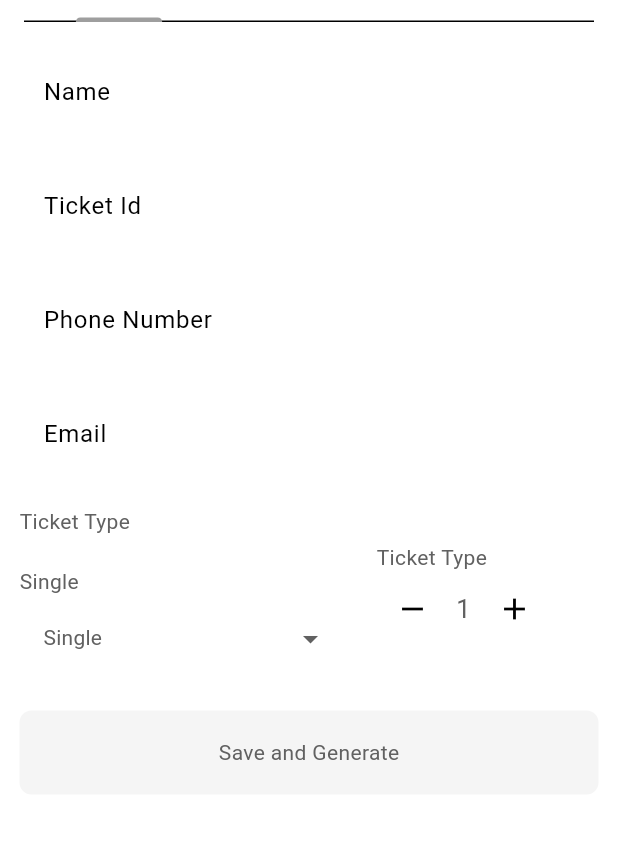
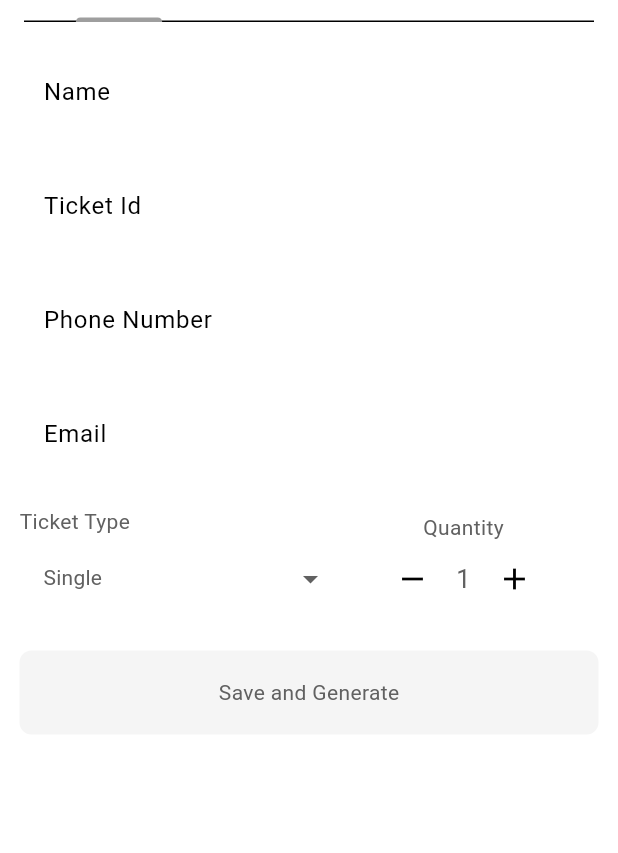
Before and after one commit to ShadrackOngera/empire_ent, a Flutter app: the screen it shows once a user with an empty profile is signed in, after a tap on the "remove" icon, on a phone screen of 412 x 824 dp, the part 56-909 px from its top. Run offline on Flutter 3.47's test engine with Material 3 defaults, Android fonts, the phone set to English and light mode, and no system bars; our stand-ins replace cloud_firestore, firebase_auth, firebase_core, get, pdf, qr_flutter and 1 more; missing offline and left inert: file_saver, flutter_barcode_scanner; accounts and stored records are empty.

Commit message:
solved error on saving the correct data

```diff
--- a/lib/controllers/database_controller.dart
+++ b/lib/controllers/database_controller.dart
@@ -31,7 +31,8 @@ class DatabaseController extends GetxController {
     String ticketId,
     String phoneNumber,
     String email,
-
+    String ticketType,
+    int quantity,
   ) async {
     // Get reference to the collection
     final ticketsCollection = FirebaseFirestore.instance.collection('tickets');
@@ -51,8 +52,8 @@ class DatabaseController extends GetxController {
           'Ticket Id': ticketId,
           'Phone Number': phoneNumber,
           'Email': email,
-          'Ticket Type': currentTicketType.value,
-          'Quantity': currentQuantity.value,
+          'Ticket Type': ticketType,
+          'Quantity': quantity,
           'Attended': false,
         });
         return true;
--- a/lib/pages/generate_tab.dart
+++ b/lib/pages/generate_tab.dart
@@ -80,8 +80,6 @@ class _GenerateTabState extends State<GenerateTab> {
     databaseController.currentTicketId.value = ticketIdController.text;
     databaseController.currentEmail.value = emailController.text;
     databaseController.currentPhoneNumber.value = phoneNumberController.text;
-    // databaseController.currentQuantity.value = quantityController.text;
-    databaseController.currentTicketType.value = ticketTypeController.text;
     if (saveDetailsKey.currentState!.validate()) {
       DatabaseController()
           .saveTicket(
@@ -89,8 +87,8 @@ class _GenerateTabState extends State<GenerateTab> {
         ticketIdController.text,
         phoneNumberController.text,
         emailController.text,
-        // ticketTypeController.text,
-        // quantityController.text,
+        databaseController.currentTicketType.value,
+        databaseController.currentQuantity.value,
       )
           .then(
         (value) async {
@@ -166,6 +164,7 @@ class _GenerateTabState extends State<GenerateTab> {
                     height: 20,
                   ),
                   Row(
+                    crossAxisAlignment: CrossAxisAlignment.center,
                     children: [
                       SizedBox(
                         width: MediaQuery.of(context).size.width * .5,
@@ -177,19 +176,31 @@ class _GenerateTabState extends State<GenerateTab> {
                               color:
                                   Theme.of(context).colorScheme.inversePrimary,
                             ),
-                            const SizedBox(
-                              height: 20,
-                            ),
-                            Obx(
-                              () => PrimaryText(
-                                text:
-                                    databaseController.currentTicketType.value,
-                                color: Theme.of(context)
-                                    .colorScheme
-                                    .inversePrimary,
-                              ),
-                            ),
                             DropdownButtonFormField<String>(
+                              value: list.contains(databaseController
+                                      .currentTicketType.value)
+                                  ? databaseController.currentTicketType.value
+                                  : 'Single',
+                              isExpanded: true,
+                              onChanged: (value) {
+                                print('value: $value');
+                                databaseController.currentTicketType.value =
+                                    value!;
+                                print(
+                                    'object value: ${databaseController.currentTicketType.value}');
+                              },
+                              items: list.map<DropdownMenuItem<String>>(
+                                  (String value) {
+                                return DropdownMenuItem<String>(
+                                  value: value,
+                                  child: PrimaryText(
+                                    text: value,
+                                    color: Theme.of(context)
+                                        .colorScheme
+                                        .inversePrimary,
+                                  ),
+                                );
+                              }).toList(),
                               decoration: InputDecoration(
                                 hintStyle: TextStyle(
                                   color: Theme.of(context)
@@ -211,37 +222,16 @@ class _GenerateTabState extends State<GenerateTab> {
                                   ),
                                 ),
                               ),
-                              value: dropdownValue,
-                              isExpanded: true,
-                              onChanged: (value) {
-                                setState(() {
-                                  dropdownValue = value!;
-                                  databaseController.currentTicketType.value =
-                                      value;
-                                });
-                              },
-                              items: list.map<DropdownMenuItem<String>>(
-                                  (String value) {
-                                return DropdownMenuItem<String>(
-                                  value: value,
-                                  child: PrimaryText(
-                                    text: value,
-                                    color: Theme.of(context)
-                                        .colorScheme
-                                        .inversePrimary,
-                                  ),
-                                );
-                              }).toList(),
                             ),
                           ],
                         ),
                       ),
                       Spacer(),
                       Column(
-                        crossAxisAlignment: CrossAxisAlignment.start,
+                        crossAxisAlignment: CrossAxisAlignment.center,
                         children: [
                           PrimaryText(
-                            text: 'Ticket Type',
+                            text: 'Quantity',
                             color: Theme.of(context).colorScheme.inversePrimary,
                           ),
                           QuantitySelector(
@@ -293,6 +283,7 @@ class _GenerateTabState extends State<GenerateTab> {
     await tempFile.writeAsBytes(bytes);
 
     final image = pw.MemoryImage(tempFile.readAsBytesSync());
+    final String ticketType = databaseController.currentTicketType.value;
     pw.TextStyle textStyle = pw.TextStyle(
       color: const PdfColor.fromInt(0xFF00004d),
       fontSize: 13,
--- a/lib/widgets/quantity_selector.dart
+++ b/lib/widgets/quantity_selector.dart
@@ -22,13 +22,12 @@ class QuantitySelector extends StatefulWidget {
 }
 
 class _QuantitySelectorState extends State<QuantitySelector> {
-  int _quantity = 1;
+  // int _quantity = 1;
   final DatabaseController databaseController = Get.put(DatabaseController());
 
   @override
   void initState() {
     super.initState();
-    _quantity = widget.initialValue;
     databaseController.currentQuantity.value = widget.initialValue;
   }
 
@@ -41,35 +40,31 @@ class _QuantitySelectorState extends State<QuantitySelector> {
         IconButton(
           icon: Icon(Icons.remove),
           onPressed: () {
-            setState(() {
-              if (_quantity > widget.minValue) {
-                _quantity--;
-                widget.onChanged(_quantity);
-                databaseController.currentQuantity.value = _quantity;
-              }
-            });
+            if (databaseController.currentQuantity.value > widget.minValue) {
+              databaseController.currentQuantity.value--;
+              widget.onChanged(databaseController.currentQuantity.value);
+            }
           },
         ),
         SizedBox(
           width: 20,
           child: Center(
-            child: PrimaryText(
-              text: '$_quantity',
-              color: Theme.of(context).colorScheme.inversePrimary,
-              fontSize: 17,
+            child: Obx(
+              () => PrimaryText(
+                text: databaseController.currentQuantity.value.toString(),
+                color: Theme.of(context).colorScheme.inversePrimary,
+                fontSize: 17,
+              ),
             ),
           ),
         ),
         IconButton(
           icon: Icon(Icons.add),
           onPressed: () {
-            setState(() {
-              if (_quantity < widget.maxValue) {
-                _quantity++;
-                widget.onChanged(_quantity);
-                databaseController.currentQuantity.value = _quantity;
-              }
-            });
+            if (databaseController.currentQuantity.value < widget.maxValue) {
+              databaseController.currentQuantity.value++;
+              widget.onChanged(databaseController.currentQuantity.value);
+            }
           },
         ),
       ],
```
